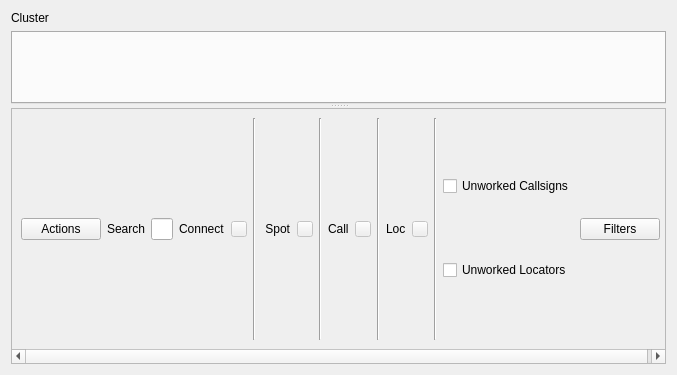
First picture: the form in mqt/MqtLogger/clusterclientframe.ui, repository Rsclub22/Minos2-Mirror, before the edit.
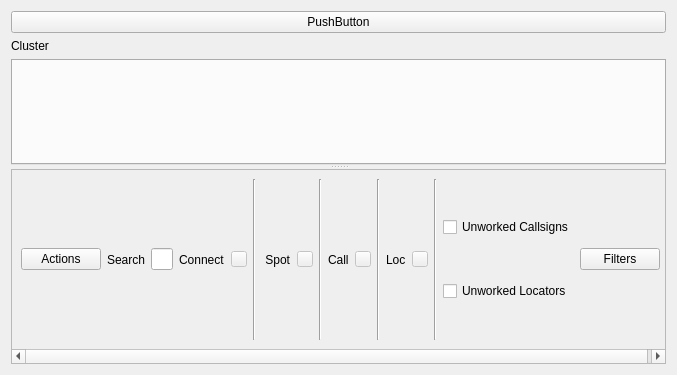
Second picture: the form after the edit. Custom widgets are drawn as their Qt base class.

Commit message: clusterclientframe send request to resend spots

Diff of the .ui file:
```diff
--- a/mqt/MqtLogger/clusterclientframe.ui
+++ b/mqt/MqtLogger/clusterclientframe.ui
@@ -33,6 +33,13 @@
      </property>
      <widget class="QWidget" name="layoutWidget">
       <layout class="QVBoxLayout" name="verticalLayout">
+       <item>
+        <widget class="QPushButton" name="pushButton">
+         <property name="text">
+          <string>PushButton</string>
+         </property>
+        </widget>
+       </item>
        <item>
         <widget class="QLabel" name="clusterClientFrameTitle">
          <property name="sizePolicy">
@@ -77,7 +84,7 @@
          <x>0</x>
          <y>0</y>
          <width>657</width>
-         <height>253</height>
+         <height>243</height>
         </rect>
        </property>
        <layout class="QHBoxLayout" name="horizontalLayout">
```
The commit also changes 8 other files.
